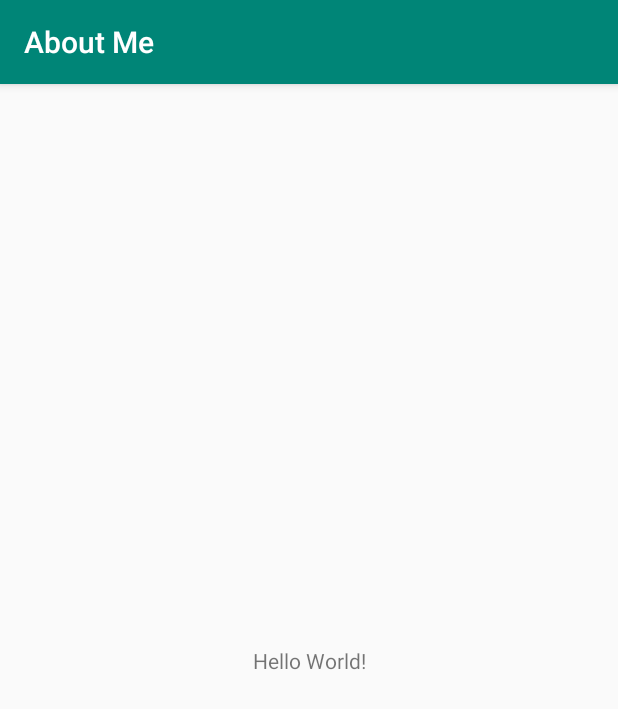
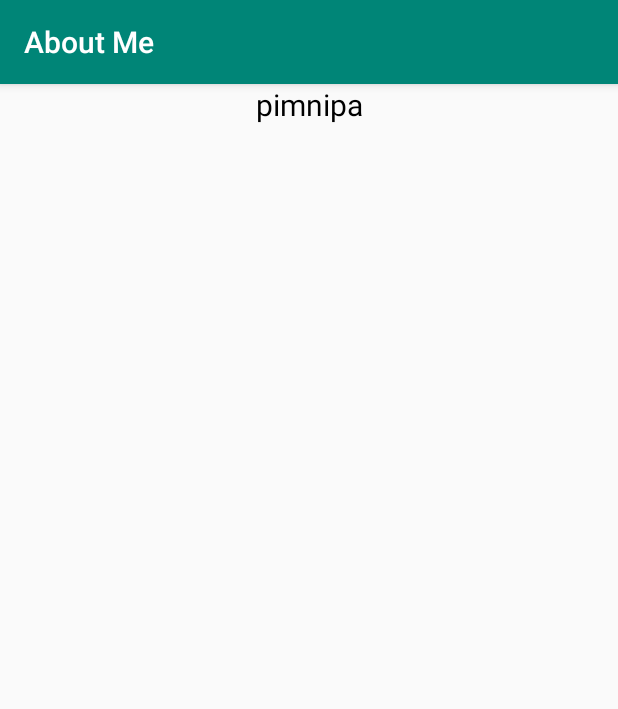
Before and after one commit to Mobidic26869/lab2.1Linear-layout, an Android app: the screen it shows after launch (MainActivity), on a phone screen of 412 x 824 dp. Shown: the top 709 px of the screen. Run offline under Robolectric (Android 15) with nearby library versions, the phone set to English and light mode, and no system bars.

Commit message:
add author

```diff
--- a/app/src/main/res/layout/activity_main.xml
+++ b/app/src/main/res/layout/activity_main.xml
@@ -1,19 +1,16 @@
 <?xml version="1.0" encoding="utf-8"?>
-<androidx.constraintlayout.widget.ConstraintLayout
+<LinearLayout
         xmlns:android="http://schemas.android.com/apk/res/android"
         xmlns:tools="http://schemas.android.com/tools"
         xmlns:app="http://schemas.android.com/apk/res-auto"
         android:layout_width="match_parent"
         android:layout_height="match_parent"
+        android:orientation="vertical"
         tools:context=".MainActivity">
 
     <TextView
-            android:layout_width="wrap_content"
-            android:layout_height="wrap_content"
-            android:text="Hello World!"
-            app:layout_constraintBottom_toBottomOf="parent"
-            app:layout_constraintLeft_toLeftOf="parent"
-            app:layout_constraintRight_toRightOf="parent"
-            app:layout_constraintTop_toTopOf="parent"/>
-
-</androidx.constraintlayout.widget.ConstraintLayout>
+            android:text="@string/name"
+            android:layout_width="match_parent"
+            android:layout_height="wrap_content" android:id="@+id/name_text" android:textSize="@dimen/text_size"
+            android:textColor="@android:color/black" android:textAlignment="center"/>
+</LinearLayout>
--- /dev/null
+++ b/app/src/main/res/values/dimens.xml
@@ -0,0 +1,4 @@
+<?xml version="1.0" encoding="utf-8"?>
+<resources>
+    <dimen name="text_size">20sp</dimen>
+</resources>
--- a/app/src/main/res/values/strings.xml
+++ b/app/src/main/res/values/strings.xml
@@ -1,3 +1,4 @@
 <resources>
     <string name="app_name">About Me</string>
+    <string name="name">pimnipa</string>
 </resources>
```
